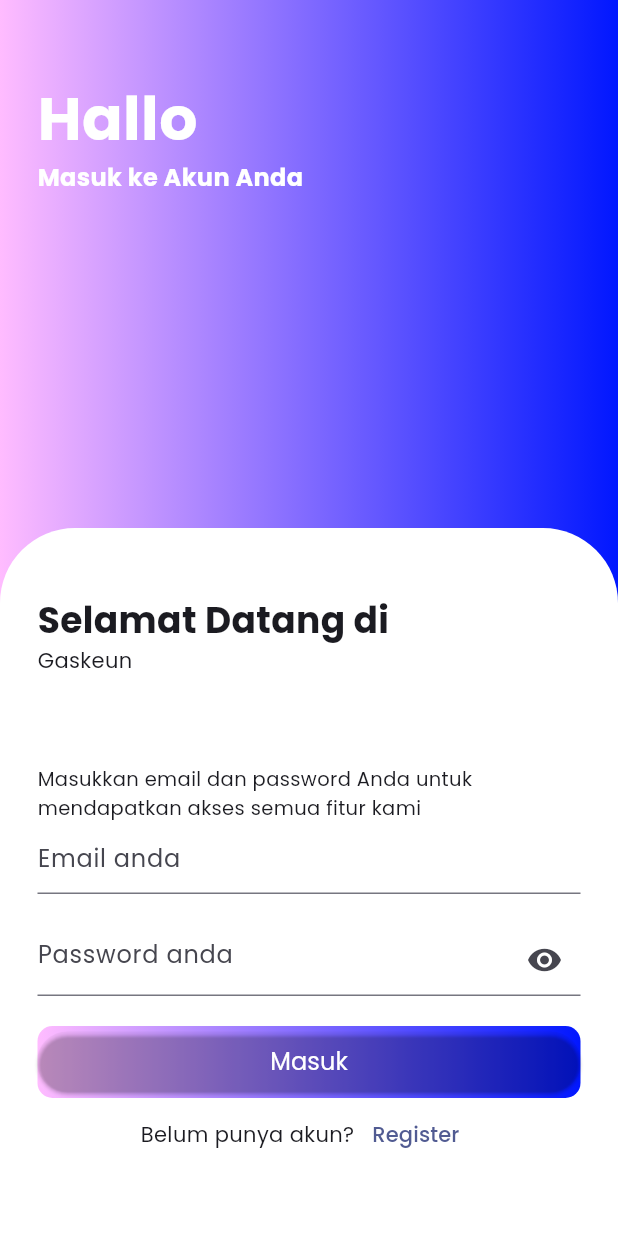
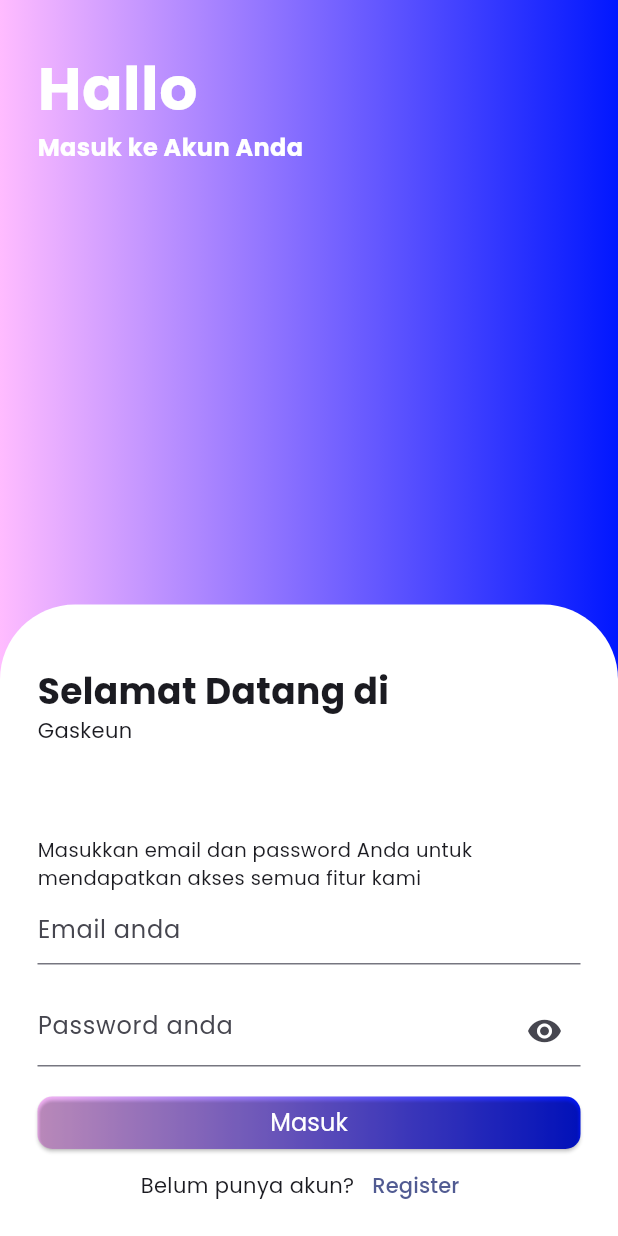
Before and after one commit to solsteace/gaskeun-mobile, a Flutter app: the screen it shows after launch, on a phone screen of 412 x 824 dp. Run offline on Flutter 3.47's test engine with Material 3 defaults, Android fonts, the phone set to English and light mode, and no system bars.

Commit message:
fix: `GradientButton` and `AuthPage` visuals
`GradientButton`: button size doesn't match container
`AuthPage`: overflow on smaller device

```diff
--- a/lib/components/GradientButton.dart
+++ b/lib/components/GradientButton.dart
@@ -12,6 +12,7 @@ class GradientButton extends StatelessWidget {
   @override
   Widget build(BuildContext context) {
     return Container(
+      height: 35,
       width: double.infinity,
       decoration: BoxDecoration(
         borderRadius: BorderRadius.circular(10),
@@ -19,20 +20,15 @@ class GradientButton extends StatelessWidget {
           begin: Alignment.centerLeft,
           end: Alignment.centerRight,
           colors: this.onPressed == null
-          ? [
-              Colors.grey,
-              const Color.fromARGB(255, 59, 59, 59),
-            ]
-          : [
-              Color(0xFFFFBCFF),
-              Color(0xFF0117FF),
-          ]
+          ? [ Colors.grey, const Color.fromARGB(255, 59, 59, 59)]
+          : [ Color(0xFFFFBCFF), Color(0xFF0117FF)]
         )
       ),
       child: ElevatedButton(
         onPressed: this.onPressed,
         style: ElevatedButton.styleFrom(
-          backgroundColor: Colors.transparent
+          backgroundColor: Colors.transparent,
+          shape: RoundedRectangleBorder(borderRadius: BorderRadius.circular(10)),
         ),
         child: Text(
           this.text,
--- a/lib/pages/auth/main.dart
+++ b/lib/pages/auth/main.dart
@@ -27,7 +27,7 @@ class _AuthPage extends State<AuthPage> {
         Padding(
           padding: const EdgeInsets.symmetric(
             horizontal: 25,
-            vertical: 50,
+            vertical: 30,
           ),
           child: Column(
             mainAxisAlignment: MainAxisAlignment.start,
@@ -61,9 +61,9 @@ class _AuthPage extends State<AuthPage> {
             ),
             color: Colors.white,
           ),
-          padding: const EdgeInsets.symmetric(
-            horizontal: 25,
-            vertical: 44,
+          padding: const EdgeInsets.only(
+            left: 25, right: 25,
+            top: 40, bottom: 10
           ),
           width: double.infinity,
           child: ( _authLocation == "login"
```
